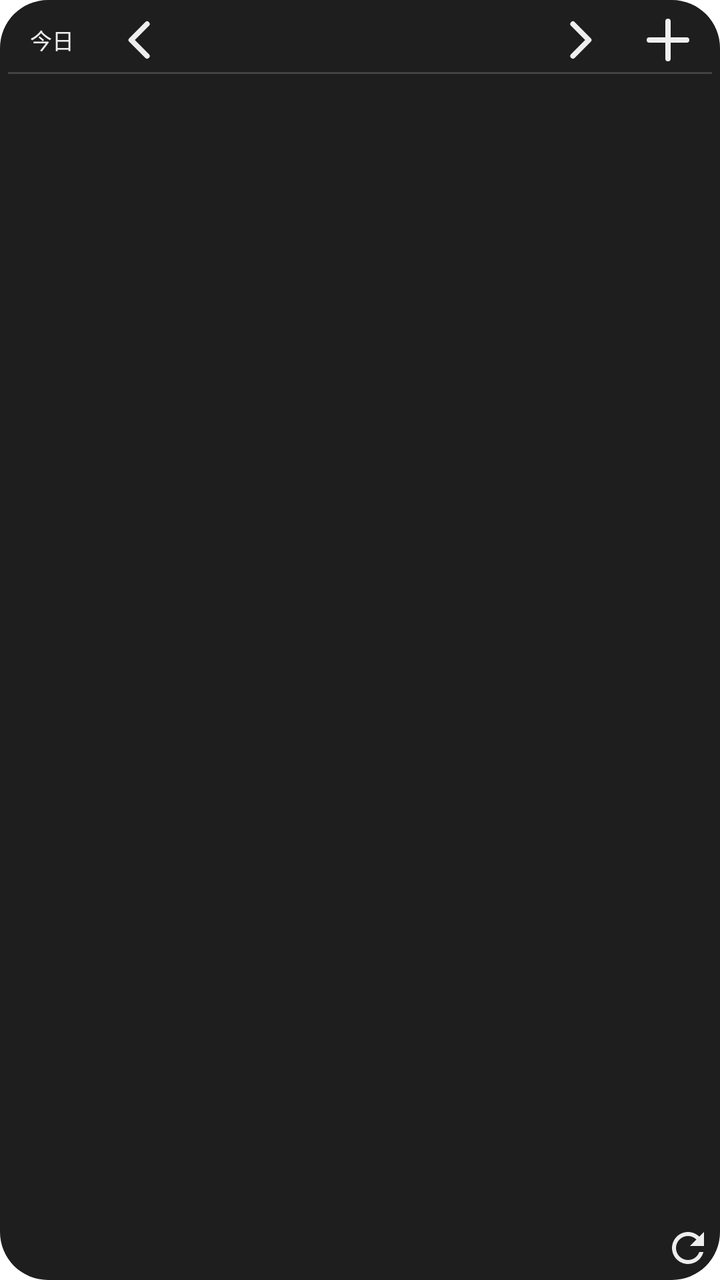
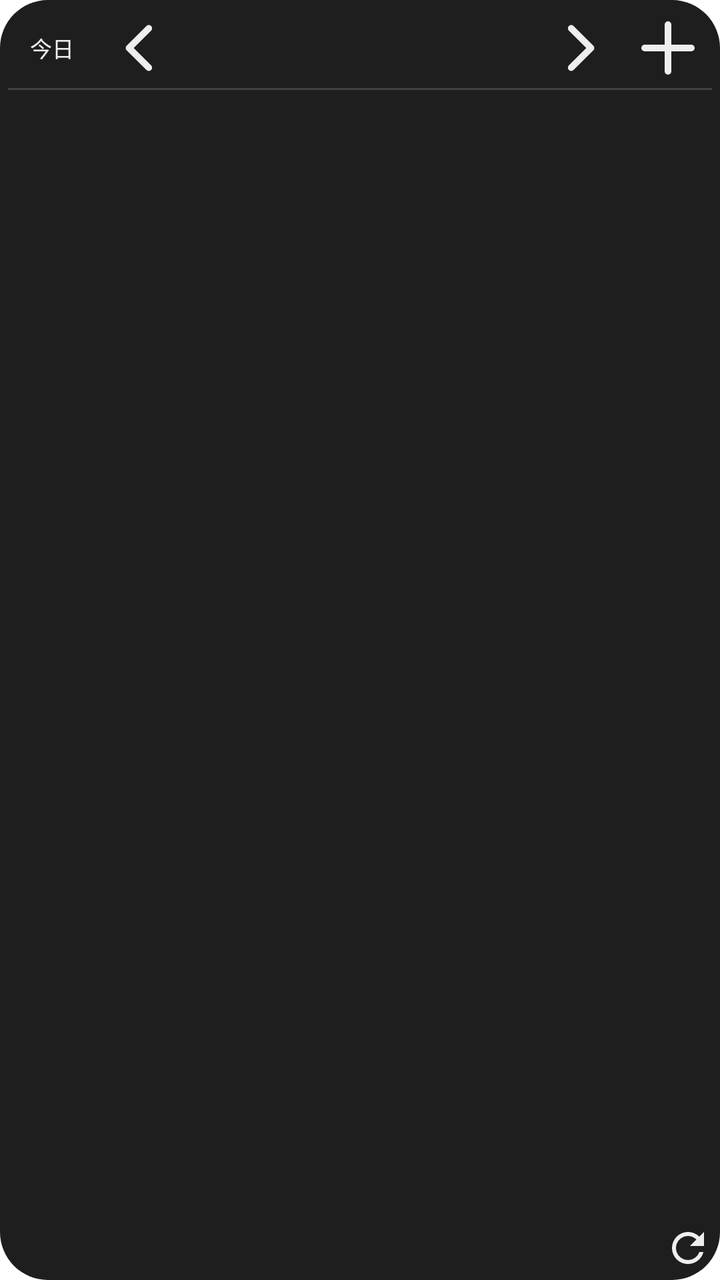

Two renders of the same Android screen: before a commit and after it. Below are the layout's source before the change and the commit's diff.
<!-- AndroidManifest.xml: fallback theme Theme.MaterialComponents.DayNight.NoActionBar -->
<!-- res/layout/daily_calendar_widget_dark.xml -->
<?xml version="1.0" encoding="utf-8"?>
<FrameLayout xmlns:android="http://schemas.android.com/apk/res/android"
    android:layout_width="match_parent" android:layout_height="match_parent"
    android:background="@drawable/calendar_widget_background_dark" android:padding="4dp">
    <LinearLayout android:id="@+id/calendar_content" android:layout_width="match_parent"
        android:layout_height="match_parent" android:orientation="vertical">
        <LinearLayout android:id="@+id/daily_compact_header" android:layout_width="match_parent"
            android:layout_height="20dp" android:visibility="gone" android:gravity="center_vertical">
            <TextView android:id="@+id/daily_compact_date" android:layout_width="0dp" android:layout_weight="1"
                android:layout_height="match_parent" android:gravity="center" android:maxLines="1"
                android:textSize="12sp" android:textColor="#EEEEEE" android:ellipsize="end"/>
            <ImageView android:id="@+id/daily_compact_refresh" android:layout_width="24dp" android:layout_height="match_parent"
                android:scaleType="fitCenter" android:src="@drawable/ic_widget_refresh_dark" android:contentDescription="更新"/>
        </LinearLayout>
        <LinearLayout android:layout_width="match_parent" android:layout_height="32dp"
            android:gravity="center_vertical" android:baselineAligned="false">
            <TextView android:id="@+id/calendar_today" android:layout_width="0dp" android:layout_weight="1" android:layout_height="match_parent"
                android:gravity="center" android:includeFontPadding="false" android:text="今日" android:textSize="11sp" android:textColor="#EEEEEE"/>
            <ImageView android:id="@+id/calendar_previous" android:layout_width="0dp" android:layout_weight="1" android:layout_height="match_parent"
                android:scaleType="fitCenter" android:src="@drawable/calendar_widget_previous_dark" android:contentDescription="前日"/>
            <TextView android:id="@+id/calendar_selected_date" android:layout_width="0dp" android:layout_weight="4"
                android:layout_height="match_parent" android:gravity="center" android:includeFontPadding="false"
                android:textSize="16sp" android:textColor="#EEEEEE" android:maxLines="1" android:ellipsize="end"/>
            <ImageView android:id="@+id/calendar_next" android:layout_width="0dp" android:layout_weight="1" android:layout_height="match_parent"
                android:scaleType="fitCenter" android:src="@drawable/calendar_widget_next_dark" android:contentDescription="翌日"/>
            <ImageView android:id="@+id/calendar_add" android:layout_width="0dp" android:layout_weight="1" android:layout_height="match_parent"
                android:scaleType="fitCenter" android:src="@drawable/calendar_widget_add_dark" android:contentDescription="予定を追加"/>
        </LinearLayout>
        <TextView android:layout_width="match_parent" android:layout_height="1dp" android:background="#424242"/>
        <FrameLayout android:layout_width="match_parent" android:layout_height="0dp" android:layout_weight="1">
            <ListView android:id="@+id/calendar_events" android:layout_width="match_parent" android:layout_height="match_parent"
                android:divider="@android:color/transparent" android:dividerHeight="0dp" android:scrollbars="vertical"/>
            <TextView android:id="@+id/calendar_empty" android:layout_width="match_parent" android:layout_height="match_parent"
                android:gravity="center" android:textSize="12sp" android:textColor="#BDBDBD"/>
        </FrameLayout>
        <LinearLayout android:id="@+id/daily_footer" android:layout_width="match_parent" android:layout_height="24dp" android:gravity="center_vertical">
            <TextView android:id="@+id/calendar_last_updated" android:layout_width="0dp" android:layout_weight="1"
                android:layout_height="match_parent" android:gravity="end|center_vertical"
                android:textSize="9sp" android:textColor="#BDBDBD" android:maxLines="1" android:ellipsize="end"/>
            <ImageView android:id="@+id/calendar_refresh" android:layout_width="24dp" android:layout_height="match_parent"
                android:scaleType="fitCenter" android:src="@drawable/ic_widget_refresh_dark" android:contentDescription="更新"/>
        </LinearLayout>
    </LinearLayout>
    <TextView android:id="@+id/calendar_message" android:layout_width="match_parent" android:layout_height="match_parent"
        android:text="表示対象グループを設定してください" android:gravity="center" android:textSize="12sp" android:textColor="#EEEEEE" android:visibility="gone"/>
</FrameLayout>
<!-- resources referenced by this layout -->
<resources>
  <!-- drawable calendar_widget_add_dark (drawable) -->
  <?xml version="1.0" encoding="utf-8"?>
  <vector xmlns:android="http://schemas.android.com/apk/res/android"
      android:width="24dp" android:height="24dp"
      android:viewportWidth="24" android:viewportHeight="24">
      <path android:pathData="M5,12 L19,12 M12,5 L12,19"
          android:fillColor="@android:color/transparent" android:strokeColor="#EEEEEE"
          android:strokeWidth="2" android:strokeLineCap="round"/>
  </vector>
  <!-- drawable calendar_widget_background_dark (drawable) -->
  <?xml version="1.0" encoding="utf-8"?>
  <shape xmlns:android="http://schemas.android.com/apk/res/android" android:shape="rectangle">
      <solid android:color="#1E1E1E"/>
      <corners android:radius="24dp"/>
  </shape>
  <!-- drawable calendar_widget_next_dark (drawable) -->
  <?xml version="1.0" encoding="utf-8"?>
  <vector xmlns:android="http://schemas.android.com/apk/res/android"
      android:width="40dp" android:height="36dp"
      android:viewportWidth="40" android:viewportHeight="36">
      <path android:pathData="M16,9 L25,18 L16,27"
          android:fillColor="@android:color/transparent" android:strokeColor="#EEEEEE"
          android:strokeWidth="3" android:strokeLineCap="round" android:strokeLineJoin="round"/>
  </vector>
  <!-- drawable calendar_widget_previous_dark (drawable) -->
  <?xml version="1.0" encoding="utf-8"?>
  <vector xmlns:android="http://schemas.android.com/apk/res/android"
      android:width="40dp" android:height="36dp"
      android:viewportWidth="40" android:viewportHeight="36">
      <path android:pathData="M24,9 L15,18 L24,27"
          android:fillColor="@android:color/transparent" android:strokeColor="#EEEEEE"
          android:strokeWidth="3" android:strokeLineCap="round" android:strokeLineJoin="round"/>
  </vector>
  <!-- drawable ic_widget_refresh_dark (drawable) -->
  <vector xmlns:android="http://schemas.android.com/apk/res/android"
      android:width="24dp"
      android:height="24dp"
      android:viewportWidth="24"
      android:viewportHeight="24">
      <path
          android:fillColor="#FFEEEEEE"
          android:pathData="M17.65,6.35C16.2,4.9 14.21,4 12,4C7.58,4 4.01,7.58 4.01,12S7.58,20 12,20C15.73,20 18.84,17.45 19.73,14H17.65C16.82,16.33 14.61,18 12,18C8.69,18 6,15.31 6,12S8.69,6 12,6C13.66,6 15.14,6.69 16.22,7.78L13,11H20V4L17.65,6.35Z" />
  </vector>
</resources>

<!-- the commit's change to res/layout/daily_calendar_widget_dark.xml (unified diff, before → after) -->
@@ -12,7 +12,7 @@
             <ImageView android:id="@+id/daily_compact_refresh" android:layout_width="24dp" android:layout_height="match_parent"
                 android:scaleType="fitCenter" android:src="@drawable/ic_widget_refresh_dark" android:contentDescription="更新"/>
         </LinearLayout>
-        <LinearLayout android:layout_width="match_parent" android:layout_height="32dp"
+        <LinearLayout android:layout_width="match_parent" android:layout_height="40dp"
             android:gravity="center_vertical" android:baselineAligned="false">
             <TextView android:id="@+id/calendar_today" android:layout_width="0dp" android:layout_weight="1" android:layout_height="match_parent"
                 android:gravity="center" android:includeFontPadding="false" android:text="今日" android:textSize="11sp" android:textColor="#EEEEEE"/>
